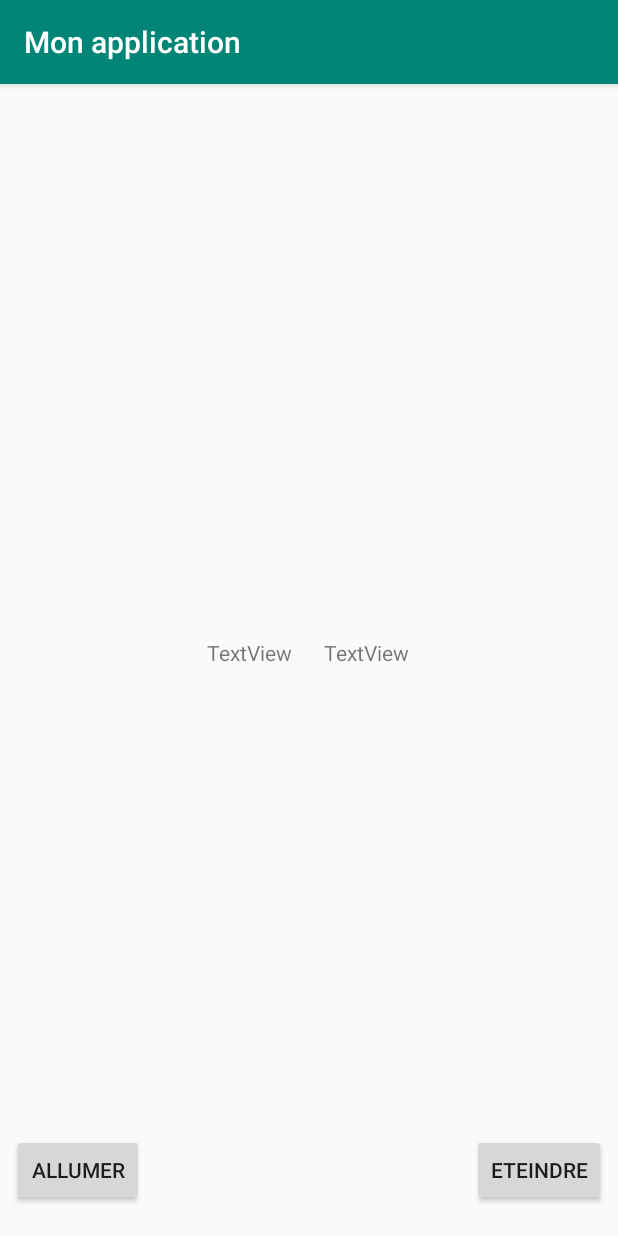
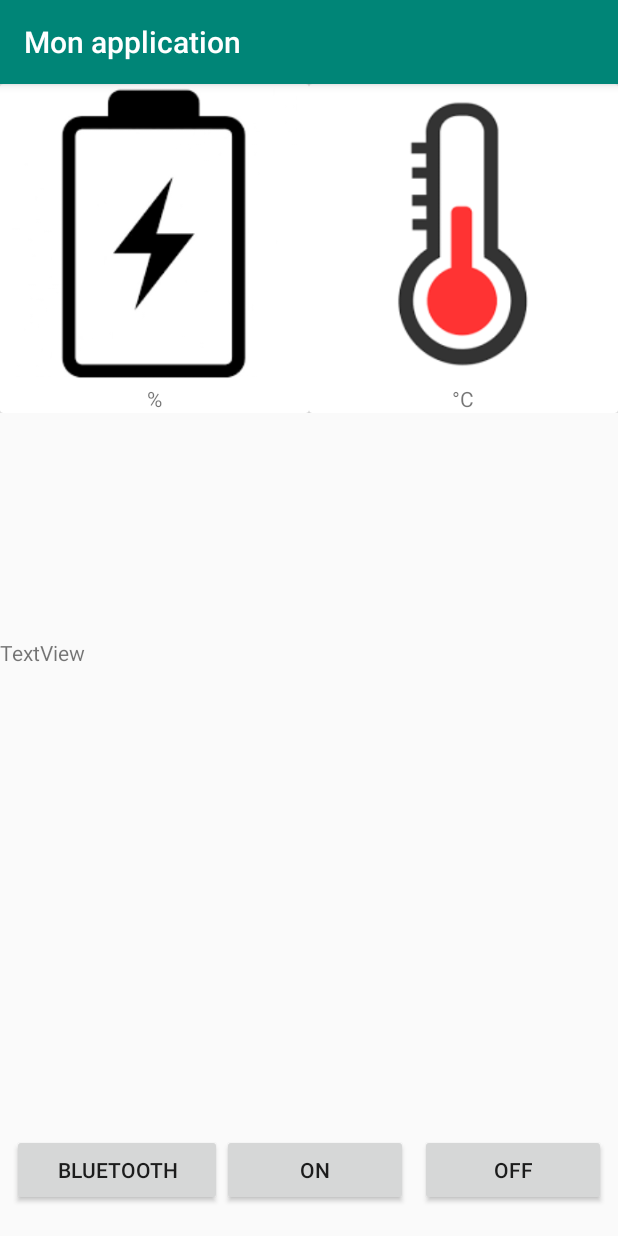
Before and after one commit to idefix38/AndroidArduinoBluetooth, an Android app: the screen it shows after launch (MainActivity), on a phone screen of 412 x 824 dp. Run offline under Robolectric (Android 15) with nearby library versions, the phone set to English and light mode, and no system bars.

Commit message:
Ajout image batterie et temperature

```diff
--- a/app/src/main/res/layout/activity_main.xml
+++ b/app/src/main/res/layout/activity_main.xml
@@ -17,37 +17,6 @@
         app:layout_constraintStart_toStartOf="parent"
         app:layout_constraintTop_toTopOf="parent" />
 
-    <Button
-        android:id="@+id/btnAllumer"
-        android:layout_width="wrap_content"
-        android:layout_height="wrap_content"
-        android:layout_marginStart="8dp"
-        android:layout_marginBottom="20dp"
-        android:text="@string/allumer"
-        app:layout_constraintBottom_toBottomOf="parent"
-        app:layout_constraintStart_toStartOf="parent" />
-
-    <Button
-        android:id="@+id/btnEteindre"
-        android:layout_width="wrap_content"
-        android:layout_height="wrap_content"
-        android:layout_marginEnd="8dp"
-        android:layout_marginBottom="20dp"
-        android:text="@string/eteindre"
-        app:layout_constraintBottom_toBottomOf="parent"
-        app:layout_constraintEnd_toEndOf="parent" />
-
-    <TextView
-        android:id="@+id/temp"
-        android:layout_width="wrap_content"
-        android:layout_height="wrap_content"
-        android:layout_marginStart="120dp"
-        android:layout_marginBottom="10dp"
-        android:text="TextView"
-        app:layout_constraintBottom_toBottomOf="parent"
-        app:layout_constraintStart_toEndOf="@+id/btnAllumer"
-        app:layout_constraintTop_toBottomOf="@+id/lvPeripheriques" />
-
     <TextView
         android:id="@+id/humid"
         android:layout_width="wrap_content"
@@ -56,8 +25,137 @@
         android:layout_marginBottom="10dp"
         android:text="TextView"
         app:layout_constraintBottom_toBottomOf="parent"
-        app:layout_constraintEnd_toStartOf="@+id/btnEteindre"
-        app:layout_constraintTop_toBottomOf="@+id/lvPeripheriques" />
+
+        app:layout_constraintTop_toBottomOf="@+id/lvPeripheriques"
+        tools:ignore="MissingConstraints" />
+
+    <TableLayout
+        android:layout_width="match_parent"
+        android:layout_height="wrap_content"
+        tools:layout_editor_absoluteX="1dp"
+        tools:layout_editor_absoluteY="2dp"
+        tools:ignore="MissingConstraints">
+
+        <TableRow
+            android:layout_width="match_parent"
+            android:layout_height="match_parent"
+            >
+
+        <androidx.cardview.widget.CardView
+            android:layout_width="wrap_content"
+            android:layout_height="wrap_content"
+            tools:layout_editor_absoluteX="1dp"
+            tools:layout_editor_absoluteY="277dp"
+            android:layout_column="1"
+            android:layout_gravity="center"
+            android:layout_weight="0.5">
+
+            <LinearLayout
+                android:layout_width="match_parent"
+                android:layout_height="match_parent"
+                android:orientation="vertical"
+                android:gravity="center"
+                >
+
+                <ImageView
+                    android:layout_width="wrap_content"
+                    android:layout_height="200dp"
+                    android:scaleType="fitXY"
+                    android:adjustViewBounds="true"
+                    android:src="@drawable/batterie"/>
+
+                <TextView
+                    android:id="@+id/batterie"
+                    android:layout_width="wrap_content"
+                    android:layout_height="wrap_content"
+                    android:gravity="center"
+                    android:text="%"
+                    />
+            </LinearLayout>
+        </androidx.cardview.widget.CardView>
+
+            <androidx.cardview.widget.CardView
+                android:layout_width="wrap_content"
+                android:layout_height="wrap_content"
+                tools:layout_editor_absoluteX="1dp"
+                tools:layout_editor_absoluteY="277dp"
+                android:layout_column="1"
+                android:layout_gravity="center"
+                android:layout_weight="0.5">
+
+                <LinearLayout
+                    android:layout_width="match_parent"
+                    android:layout_height="match_parent"
+                    android:orientation="vertical"
+                    android:gravity="center">
+
+                    <ImageView
+                        android:layout_width="wrap_content"
+                        android:layout_height="200dp"
+                        android:scaleType="fitXY"
+                        android:adjustViewBounds="true"
+                        android:layout_gravity="center"
+                        android:src="@drawable/termo"/>
+
+                    <TextView
+                        android:id="@+id/temp"
+                        android:layout_width="wrap_content"
+                        android:layout_height="wrap_content"
+                        android:gravity="center"
+                        android:text="°C"
+                        />
+                </LinearLayout>
+            </androidx.cardview.widget.CardView>
+
+        </TableRow>
+
+        <TableRow
+            android:layout_width="match_parent"
+            android:layout_height="match_parent" />
+
+
+    </TableLayout>
+
+    <LinearLayout
+        android:layout_width="match_parent"
+        android:layout_height="wrap_content"
+        android:orientation="horizontal"
+        app:layout_constraintBottom_toBottomOf="parent">
+
+        <Button
+            android:id="@+id/btnBluetooth"
+            android:layout_width="wrap_content"
+            android:layout_height="wrap_content"
+            android:layout_weight=".33"
+            android:layout_marginStart="8dp"
+            android:layout_marginBottom="20dp"
+            android:text="Bluetooth"
+            app:layout_constraintBottom_toBottomOf="parent"
+            app:layout_constraintStart_toStartOf="parent" />
+
+        <Button
+            android:id="@+id/btnAllumer"
+            android:layout_width="wrap_content"
+            android:layout_height="wrap_content"
+            android:layout_weight=".33"
+            android:layout_marginEnd="8dp"
+            android:layout_marginBottom="20dp"
+            android:text="ON"
+            app:layout_constraintBottom_toBottomOf="parent"
+            app:layout_constraintEnd_toEndOf="parent" />
+
+        <Button
+            android:id="@+id/btnEteindre"
+            android:layout_width="wrap_content"
+            android:layout_height="wrap_content"
+            android:layout_weight=".33"
+            android:layout_marginEnd="8dp"
+            android:layout_marginBottom="20dp"
+            android:text="OFF"
+            app:layout_constraintBottom_toBottomOf="parent"
+            app:layout_constraintEnd_toEndOf="parent" />
+
+    </LinearLayout>
 
 
 </androidx.constraintlayout.widget.ConstraintLayout>
```
Also changed, not shown: app/src/main/res/drawable/batterie.png (added), app/src/main/res/drawable/termo.png (added).
